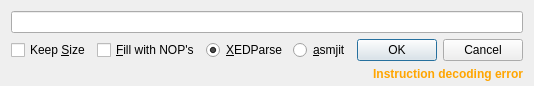
The window that src/gui/Src/Gui/AssembleDialog.ui (x64dbg/x64dbg) describes before a commit, drawn with Qt 5.
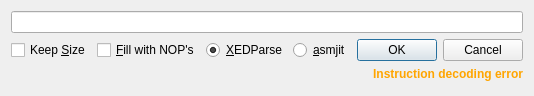
The same window after the commit. Icons and pictures are not drawn.

Commit message: Translate opcode bytes label

```diff
--- a/src/gui/Src/Gui/AssembleDialog.ui
+++ b/src/gui/Src/Gui/AssembleDialog.ui
@@ -7,7 +7,7 @@
     <x>0</x>
     <y>0</y>
     <width>526</width>
-    <height>86</height>
+    <height>96</height>
    </rect>
   </property>
   <property name="windowTitle">
```
The commit also changes 1 other file.
